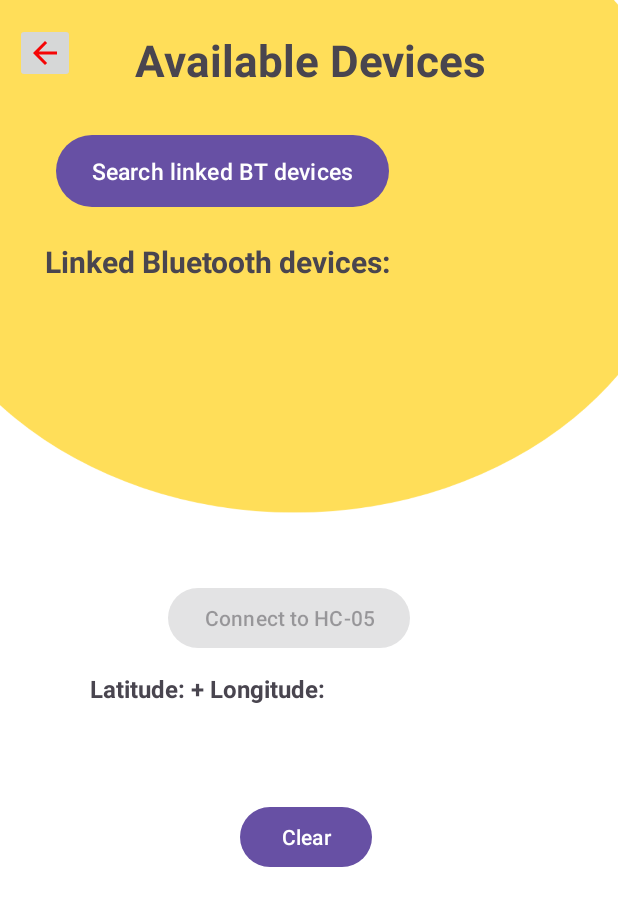
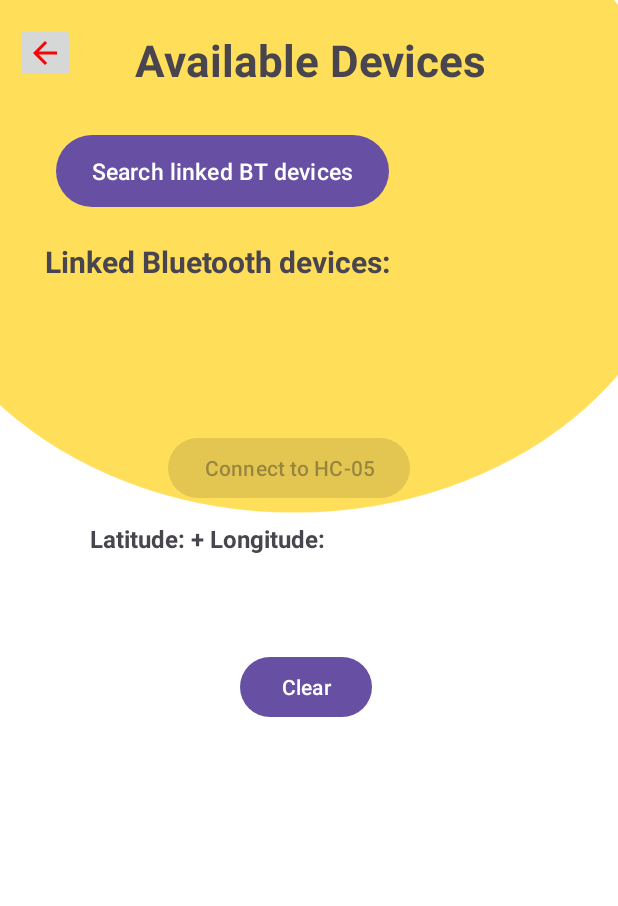
Before and after one commit to shaka0678/TBManager, an Android app: the devices screen opened directly, with no data from a screen before it, on a phone screen of 412 x 824 dp. Shown: the top 906 px of the screen. Run offline under Robolectric (Android 15) with nearby library versions, the phone set to English and light mode, and no system bars; our stand-ins replace RxJava.

Commit message:
Commit and save

```diff
--- a/app/src/main/res/layout/activity_devices.xml
+++ b/app/src/main/res/layout/activity_devices.xml
@@ -68,7 +68,7 @@
         android:layout_width="wrap_content"
         android:layout_height="wrap_content"
         android:layout_marginStart="112dp"
-        android:layout_marginTop="200dp"
+        android:layout_marginTop="100dp"
         android:enabled="false"
         android:text="Connect to HC-05"
         android:layout_below="@+id/btDevicesText"/>
```
